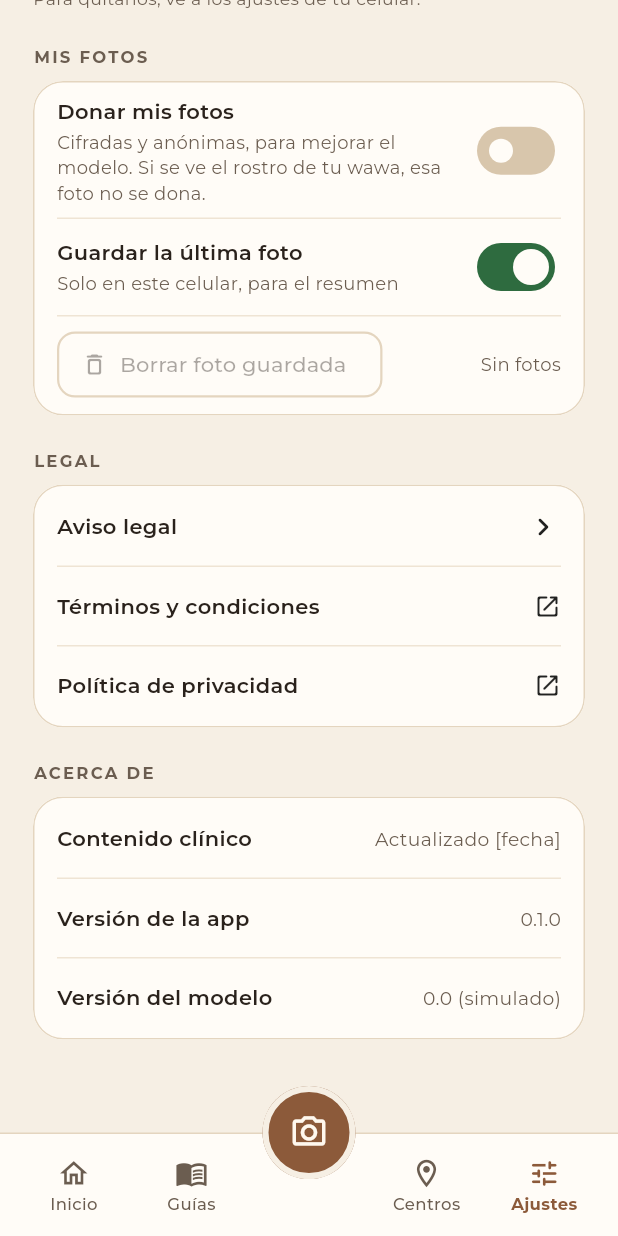
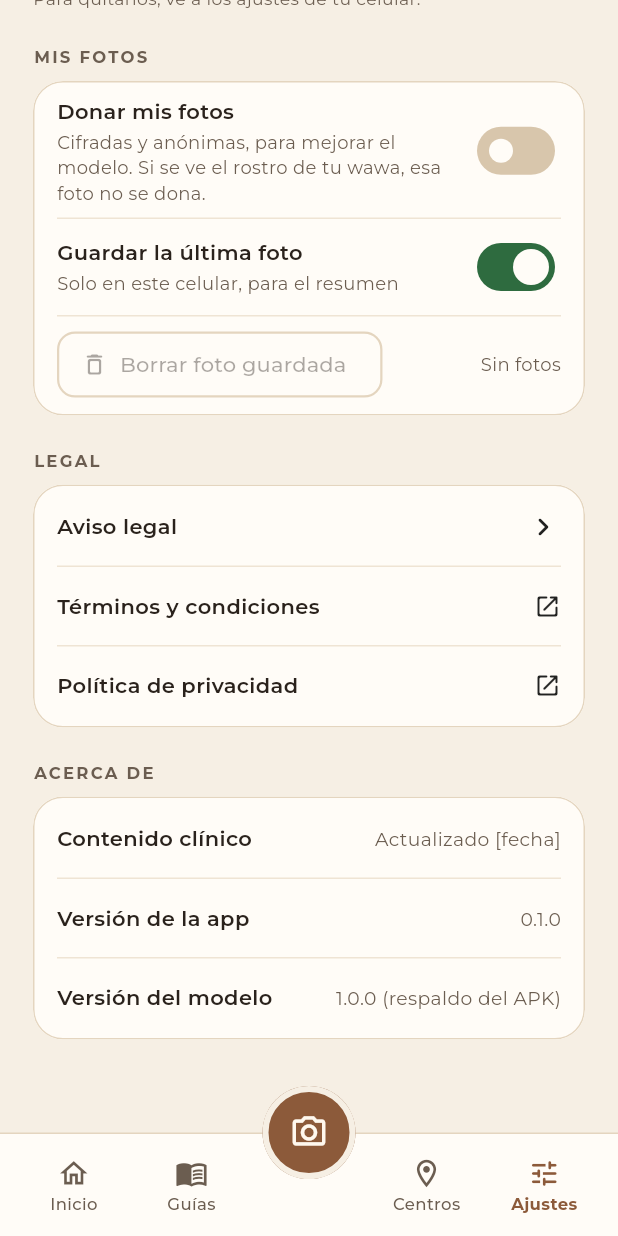
Before and after one commit to WawaQhali/Mobile-App, a Flutter app: the HomeShell screen opened by its route, item 4 of the bottom bar chosen, scrolled down 285 dp, on a phone screen of 412 x 824 dp. Run offline on Flutter 3.47's test engine with Material 3 defaults, Android fonts, the phone set to English and light mode, and no system bars; our stand-ins replace camera, geolocator, google_fonts, image_picker, permission_handler; missing offline and left inert: google_mlkit_face_detection, pointycastle, tflite_flutter; network calls fail.

Commit message:
La app muestra qué modelo dio el resultado y el modelo instalado en Ajustes (#10)

```diff
--- a/assets/db.json
+++ b/assets/db.json
@@ -2,7 +2,6 @@
   "_nota": "Contenido estático de la app. Las preguntas están en preguntas.json; los centros de salud se buscan cerca de tu ubicación (OpenStreetMap).",
   "app": {
     "version": "0.1.0",
-    "modelo": "0.0 (simulado)",
     "contenidoClinico": "[fecha]",
     "distrito": "La Molina",
     "samu": "106",
--- a/lib/screens/settings.dart
+++ b/lib/screens/settings.dart
@@ -2,6 +2,7 @@ import 'package:flutter/material.dart';
 
 import '../data/db.dart';
 import '../services/links.dart';
+import '../services/model_update_service.dart';
 import '../services/permissions_service.dart';
 import '../state/app_state.dart';
 import '../theme/app_theme.dart';
@@ -117,7 +118,13 @@ class AjustesScreen extends StatelessWidget {
               children: [
                 _Fila(titulo: 'Contenido clínico', trailing: _Valor('Actualizado ${app['contenidoClinico']}')),
                 _Fila(titulo: 'Versión de la app', trailing: _Valor(app['version'] as String)),
-                _Fila(titulo: 'Versión del modelo', trailing: _Valor(app['modelo'] as String)),
+                _Fila(
+                  titulo: 'Versión del modelo',
+                  trailing: FutureBuilder<String>(
+                    future: ActualizadorModelo.etiquetaInstalada(),
+                    builder: (_, s) => _Valor(s.data ?? (s.hasError ? 'No disponible' : '…')),
+                  ),
+                ),
               ],
             ),
           ],
--- a/lib/services/classifier_service.dart
+++ b/lib/services/classifier_service.dart
@@ -47,8 +47,15 @@ abstract class Clasificador {
   static Clasificador instancia = ClasificadorTflite(leerDescargado: ActualizadorModelo.leerInstalado);
 
   String get versionModelo;
+
+  /// true si se está usando el modelo de respaldo que viene dentro del APK
+  /// (no se pudo bajar el vigente o todavía no se bajó).
+  bool get modeloDelApk;
   Future<Prediccion> clasificar(Uint8List jpeg);
 }
+
+/// Cómo se muestra el modelo en la app: «1.1.1» o «1.0.0 (respaldo del APK)».
+String etiquetaModelo(String version, {required bool delApk}) => delApk ? '$version (respaldo del APK)' : version;
 
 /// Prepara la entrada del modelo: [1, alto, ancho, 3] en float32, normalizada
 /// según el contrato. Se hace en otro isolate.
@@ -111,9 +118,13 @@ class ClasificadorTflite implements Clasificador {
   ContratoModelo? _contrato;
   Interpreter? _interprete;
   bool _recargar = false;
+  bool _delApk = false;
 
   @override
   String get versionModelo => _contrato?.version ?? 'sin-modelo';
+
+  @override
+  bool get modeloDelApk => _delApk;
 
   /// Llega un modelo nuevo: se carga en la próxima clasificación.
   void recargar() => _recargar = true;
@@ -129,6 +140,7 @@ class ClasificadorTflite implements Clasificador {
       if (descargado != null) {
         _contrato = ContratoModelo.desdeJson(descargado.$2);
         _interprete = Interpreter.fromBuffer(descargado.$1, options: opciones);
+        _delApk = false;
         return;
       }
     } catch (error) {
@@ -137,6 +149,7 @@ class ClasificadorTflite implements Clasificador {
     final json = await rootBundle.loadString('assets/modelo/modelo.json');
     _contrato = ContratoModelo.desdeJson(jsonDecode(json) as Map<String, dynamic>);
     _interprete = await Interpreter.fromAsset('assets/modelo/modelo.tflite', options: opciones);
+    _delApk = true;
   }
 
   @override
--- a/lib/services/model_update_service.dart
+++ b/lib/services/model_update_service.dart
@@ -67,6 +67,14 @@ class ActualizadorModelo {
     }
   }
 
+  /// Para Ajustes: el modelo que usará la próxima clasificación.
+  static Future<String> etiquetaInstalada() async {
+    final contrato = await AppState.instance.almacen.leerJson(archivoContrato);
+    final version = contrato?['version'] as String?;
+    if (version != null) return etiquetaModelo(version, delApk: false);
+    return etiquetaModelo(await _versionDelApk(), delApk: true);
+  }
+
   Future<String> versionInstalada() async =>
       (await almacen.leerJson(archivoContrato))?['version'] as String? ?? await versionDelApk();
 
--- a/lib/state/app_state.dart
+++ b/lib/state/app_state.dart
@@ -11,10 +11,14 @@ import '../services/zona_principal.dart';
 
 /// Lo que devuelve el clasificador (el modelo corre en el celular).
 class ResultadoAnalisis {
-  const ResultadoAnalisis({required this.clase, required this.confianza});
+  const ResultadoAnalisis({required this.clase, required this.confianza, this.modelo});
 
   final String clase; // compatible | no_compatible | indeterminado
   final double confianza; // 0..1
+
+  /// Modelo que dio este resultado, como se muestra en la app («1.1.1» o
+  /// «1.0.0 (respaldo del APK)»). Null en resultados guardados antes de este cambio.
+  final String? modelo;
 }
 
 /// Severidad y recomendaciones. `origen` dice de dónde salieron:
@@ -90,7 +94,12 @@ class Episodio {
     'sexo': sexo,
     'respuestas': respuestas,
     'alarma': alarma,
-    if (resultado != null) 'resultado': {'clase': resultado!.clase, 'confianza': resultado!.confianza},
+    if (resultado != null)
+      'resultado': {
+        'clase': resultado!.clase,
+        'confianza': resultado!.confianza,
+        if (resultado!.modelo != null) 'modelo': resultado!.modelo,
+      },
     if (orientacion != null) 'orientacion': orientacion!.aJson(),
   };
 
@@ -102,7 +111,11 @@ class Episodio {
     e.respuestas.addAll((j['respuestas'] as Map).cast<String, Object>());
     final r = j['resultado'] as Map<String, dynamic>?;
     if (r != null) {
-      e.resultado = ResultadoAnalisis(clase: r['clase'] as String, confianza: (r['confianza'] as num).toDouble());
+      e.resultado = ResultadoAnalisis(
+        clase: r['clase'] as String,
+        confianza: (r['confianza'] as num).toDouble(),
+        modelo: r['modelo'] as String?,
+      );
     }
     final o = j['orientacion'] as Map<String, dynamic>?;
     if (o != null) e.orientacion = Orientacion.desdeJson(o);
```
Also changed, not shown: lib/screens/analysis.dart (+6 -1 lines), lib/screens/result.dart (+9 -0 lines), 1 other file.
